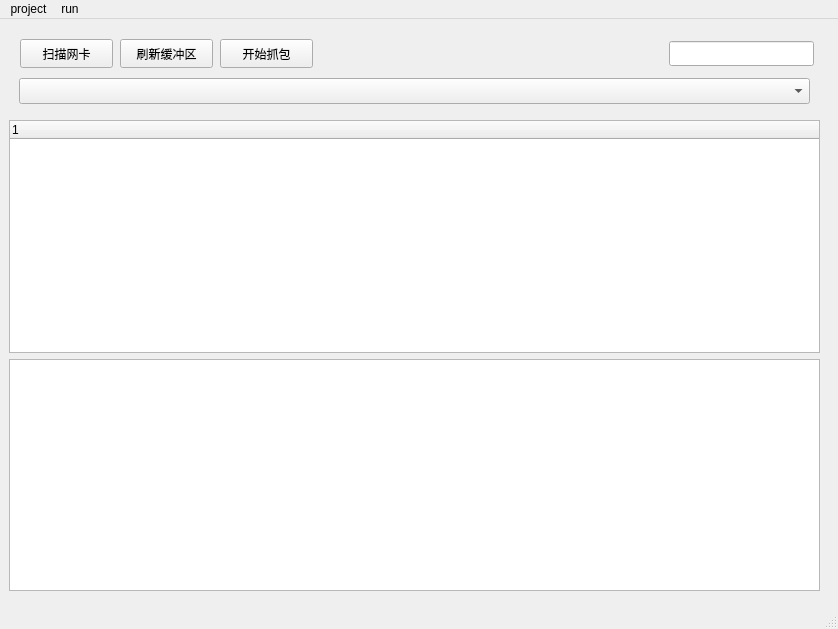
Qt form mainwindow.ui (T-s-e/Sniffer) before a commit.
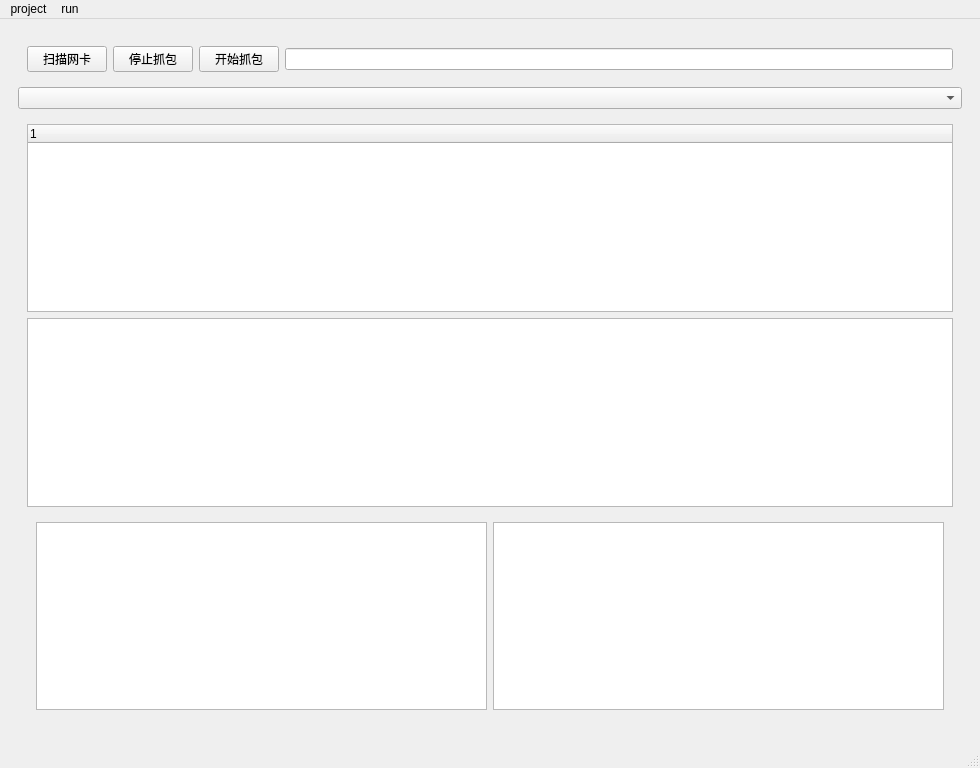
The same form after that commit. Icons and pictures are not drawn.

```diff
--- a/mainwindow.ui
+++ b/mainwindow.ui
@@ -6,75 +6,50 @@
    <rect>
     <x>0</x>
     <y>0</y>
-    <width>838</width>
-    <height>629</height>
+    <width>980</width>
+    <height>768</height>
    </rect>
   </property>
   <property name="windowTitle">
    <string>MainWindow</string>
   </property>
   <widget class="QWidget" name="centralwidget">
-   <layout class="QVBoxLayout" name="verticalLayout_2">
+   <layout class="QVBoxLayout" name="verticalLayout">
     <item>
      <widget class="QWidget" name="widget" native="true">
+      <layout class="QVBoxLayout" name="verticalLayout_3">
+       <item>
+        <widget class="QWidget" name="widget_3" native="true">
+         <layout class="QHBoxLayout" name="horizontalLayout">
+          <item>
       <widget class="QPushButton" name="pushButton">
-       <property name="geometry">
-        <rect>
-         <x>11</x>
-         <y>11</y>
-         <width>93</width>
-         <height>29</height>
-        </rect>
-       </property>
        <property name="text">
         <string>扫描网卡</string>
        </property>
       </widget>
+          </item>
+          <item>
       <widget class="QPushButton" name="pushButton_2">
-       <property name="geometry">
-        <rect>
-         <x>111</x>
-         <y>11</y>
-         <width>93</width>
-         <height>29</height>
-        </rect>
-       </property>
        <property name="text">
-        <string>刷新缓冲区</string>
-       </property>
-      </widget>
+             <string>停止抓包</string>
+            </property>
+           </widget>
+          </item>
+          <item>
       <widget class="QPushButton" name="pushButton_3">
-       <property name="geometry">
-        <rect>
-         <x>211</x>
-         <y>11</y>
-         <width>93</width>
-         <height>29</height>
-        </rect>
-       </property>
        <property name="text">
         <string>开始抓包</string>
        </property>
       </widget>
-      <widget class="QLineEdit" name="lineEdit">
-       <property name="geometry">
-        <rect>
-         <x>660</x>
-         <y>13</y>
-         <width>145</width>
-         <height>25</height>
-        </rect>
-       </property>
-      </widget>
+          </item>
+          <item>
+           <widget class="QLineEdit" name="lineEdit"/>
+          </item>
+         </layout>
+        </widget>
+       </item>
+       <item>
       <widget class="QComboBox" name="comboBox">
-       <property name="geometry">
-        <rect>
-         <x>10</x>
-         <y>50</y>
-         <width>791</width>
-         <height>26</height>
-        </rect>
-       </property>
        <property name="minimumSize">
         <size>
          <width>300</width>
@@ -82,16 +57,10 @@
         </size>
        </property>
       </widget>
+       </item>
+       <item>
       <widget class="QWidget" name="widget_2" native="true">
-       <property name="geometry">
-        <rect>
-         <x>0</x>
-         <y>92</y>
-         <width>811</width>
-         <height>471</height>
-        </rect>
-       </property>
-       <layout class="QVBoxLayout" name="verticalLayout">
+         <layout class="QVBoxLayout" name="verticalLayout_2">
         <item>
          <widget class="QTreeWidget" name="treeWidget">
           <column>
@@ -104,8 +73,22 @@
         <item>
          <widget class="QTableWidget" name="tableWidget"/>
         </item>
-       </layout>
-      </widget>
+          <item>
+           <widget class="QWidget" name="widget_4" native="true">
+            <layout class="QHBoxLayout" name="horizontalLayout_2">
+             <item>
+              <widget class="QTextEdit" name="textEdit_2"/>
+             </item>
+             <item>
+              <widget class="QTextEdit" name="textEdit"/>
+             </item>
+            </layout>
+           </widget>
+          </item>
+         </layout>
+        </widget>
+       </item>
+      </layout>
      </widget>
     </item>
    </layout>
@@ -115,7 +98,7 @@
     <rect>
      <x>0</x>
      <y>0</y>
-     <width>838</width>
+     <width>980</width>
      <height>26</height>
     </rect>
    </property>
```
Lines whose indentation alone changed are shown as unchanged.
